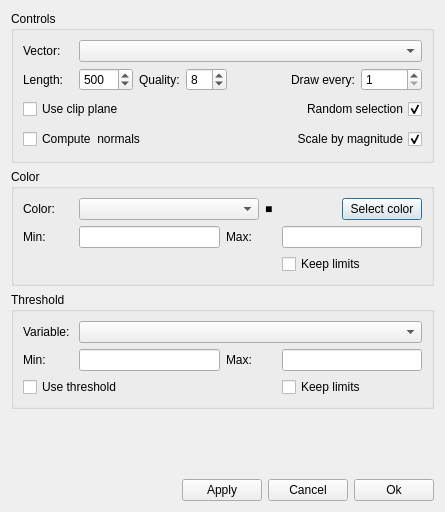
First picture: the form in ElmerGUI/Application/vtkpost/vector.ui, repository ElmerCSC/elmerfem, before the edit.
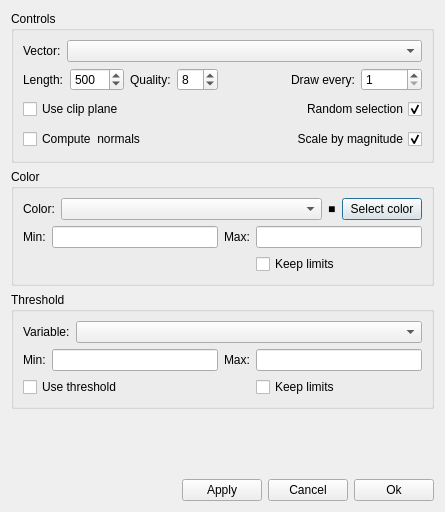
Second picture: the form after the edit. Icons and pictures are not drawn.

What changed in the file:
```diff
--- a/ElmerGUI/Application/vtkpost/vector.ui
+++ b/ElmerGUI/Application/vtkpost/vector.ui
@@ -26,18 +26,6 @@
        <layout class="QHBoxLayout" >
         <item>
          <widget class="QLabel" name="vectorLabel" >
-          <property name="minimumSize" >
-           <size>
-            <width>50</width>
-            <height>0</height>
-           </size>
-          </property>
-          <property name="maximumSize" >
-           <size>
-            <width>50</width>
-            <height>16777215</height>
-           </size>
-          </property>
           <property name="text" >
            <string>Vector:</string>
           </property>
@@ -45,18 +33,12 @@
         </item>
         <item>
          <widget class="QComboBox" name="vectorCombo" >
-          <property name="minimumSize" >
-           <size>
-            <width>280</width>
-            <height>0</height>
-           </size>
-          </property>
-          <property name="maximumSize" >
-           <size>
-            <width>16777215</width>
-            <height>24</height>
-           </size>
-          </property>
+  <property name="sizePolicy">
+   <sizepolicy hsizetype="Expanding" vsizetype="Fixed">
+    <horstretch>0</horstretch>
+    <verstretch>0</verstretch>
+   </sizepolicy>
+  </property>
          </widget>
         </item>
        </layout>
@@ -65,18 +47,6 @@
        <layout class="QHBoxLayout" >
         <item>
          <widget class="QLabel" name="scaleLabel" >
-          <property name="minimumSize" >
-           <size>
-            <width>50</width>
-            <height>0</height>
-           </size>
-          </property>
-          <property name="maximumSize" >
-           <size>
-            <width>50</width>
-            <height>16777215</height>
-           </size>
-          </property>
           <property name="text" >
            <string>Length:</string>
           </property>
@@ -84,18 +54,6 @@
         </item>
         <item>
          <widget class="QSpinBox" name="scaleSpin" >
-          <property name="minimumSize" >
-           <size>
-            <width>50</width>
-            <height>0</height>
-           </size>
-          </property>
-          <property name="maximumSize" >
-           <size>
-            <width>16777215</width>
-            <height>24</height>
-           </size>
-          </property>
           <property name="minimum" >
            <number>1</number>
           </property>
@@ -119,12 +77,6 @@
         </item>
         <item>
          <widget class="QSpinBox" name="qualitySpin" >
-          <property name="maximumSize" >
-           <size>
-            <width>16777215</width>
-            <height>24</height>
-           </size>
-          </property>
           <property name="minimum" >
            <number>2</number>
           </property>
@@ -264,18 +216,6 @@
        <layout class="QHBoxLayout" >
         <item>
          <widget class="QLabel" name="lengthLabel" >
-          <property name="minimumSize" >
-           <size>
-            <width>50</width>
-            <height>0</height>
-           </size>
-          </property>
-          <property name="maximumSize" >
-           <size>
-            <width>50</width>
-            <height>16777215</height>
-           </size>
-          </property>
           <property name="text" >
            <string>Color:</string>
           </property>
@@ -283,18 +223,12 @@
         </item>
         <item>
          <widget class="QComboBox" name="colorCombo" >
-          <property name="minimumSize" >
-           <size>
-            <width>180</width>
-            <height>0</height>
-           </size>
-          </property>
-          <property name="maximumSize" >
-           <size>
-            <width>16777215</width>
-            <height>24</height>
-           </size>
-          </property>
+  <property name="sizePolicy">
+   <sizepolicy hsizetype="Expanding" vsizetype="Fixed">
+    <horstretch>0</horstretch>
+    <verstretch>0</verstretch>
+   </sizepolicy>
+  </property>
          </widget>
         </item>
 		<item>
@@ -317,12 +251,6 @@
        <layout class="QGridLayout" >
         <item row="0" column="0" >
          <widget class="QLabel" name="minLabel" >
-          <property name="minimumSize" >
-           <size>
-            <width>50</width>
-            <height>0</height>
-           </size>
-          </property>
           <property name="text" >
            <string>Min:</string>
           </property>
@@ -330,22 +258,10 @@
         </item>
         <item row="0" column="1" >
          <widget class="QLineEdit" name="minVal" >
-          <property name="maximumSize" >
-           <size>
-            <width>16777215</width>
-            <height>24</height>
-           </size>
-          </property>
          </widget>
         </item>
         <item row="0" column="2" >
          <widget class="QLabel" name="maxLabel" >
-          <property name="minimumSize" >
-           <size>
-            <width>50</width>
-            <height>0</height>
-           </size>
-          </property>
           <property name="text" >
            <string>Max:</string>
           </property>
@@ -353,12 +269,6 @@
         </item>
         <item row="0" column="3" >
          <widget class="QLineEdit" name="maxVal" >
-          <property name="maximumSize" >
-           <size>
-            <width>16777215</width>
-            <height>24</height>
-           </size>
-          </property>
          </widget>
         </item>
         <item row="1" column="3" >
@@ -383,18 +293,6 @@
        <layout class="QHBoxLayout" >
         <item>
          <widget class="QLabel" name="thresholdVariableLabel" >
-          <property name="minimumSize" >
-           <size>
-            <width>50</width>
-            <height>0</height>
-           </size>
-          </property>
-          <property name="maximumSize" >
-           <size>
-            <width>50</width>
-            <height>16777215</height>
-           </size>
-          </property>
           <property name="text" >
            <string>Variable:</string>
           </property>
@@ -402,12 +300,12 @@
         </item>
         <item>
          <widget class="QComboBox" name="thresholdCombo" >
-          <property name="maximumSize" >
-           <size>
-            <width>16777215</width>
-            <height>24</height>
-           </size>
-          </property>
+  <property name="sizePolicy">
+   <sizepolicy hsizetype="Expanding" vsizetype="Fixed">
+    <horstretch>0</horstretch>
+    <verstretch>0</verstretch>
+   </sizepolicy>
+  </property>
          </widget>
         </item>
        </layout>
@@ -416,12 +314,6 @@
        <layout class="QGridLayout" >
         <item row="0" column="0" >
          <widget class="QLabel" name="thresholdMinLabel" >
-          <property name="minimumSize" >
-           <size>
-            <width>50</width>
-            <height>0</height>
-           </size>
-          </property>
           <property name="text" >
            <string>Min:</string>
           </property>
@@ -429,22 +321,10 @@
         </item>
         <item row="0" column="1" >
          <widget class="QLineEdit" name="thresholdMin" >
-          <property name="maximumSize" >
-           <size>
-            <width>16777215</width>
-            <height>24</height>
-           </size>
-          </property>
          </widget>
         </item>
         <item row="0" column="2" >
          <widget class="QLabel" name="thresholdMaxlabel" >
-          <property name="minimumSize" >
-           <size>
-            <width>50</width>
-            <height>0</height>
-           </size>
-          </property>
           <property name="text" >
            <string>Max:</string>
           </property>
@@ -452,12 +332,6 @@
         </item>
         <item row="0" column="3" >
          <widget class="QLineEdit" name="thresholdMax" >
-          <property name="maximumSize" >
-           <size>
-            <width>16777215</width>
-            <height>24</height>
-           </size>
-          </property>
          </widget>
         </item>
         <item row="1" column="0" colspan="2" >
```
Left out of the diff: 12 changed lines with no effect on the pictures.
